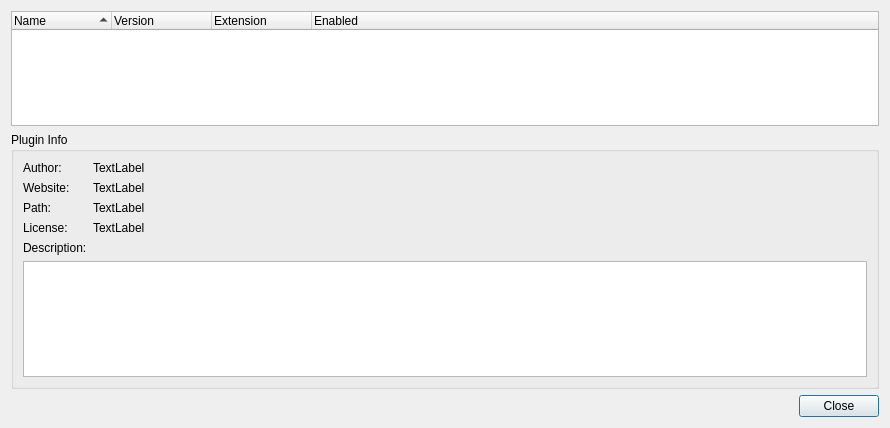
This is Main/ui/PluginsDialog.ui in Antidote/SakuraSuite as Qt 5 draws it before an edit. The edited form follows.
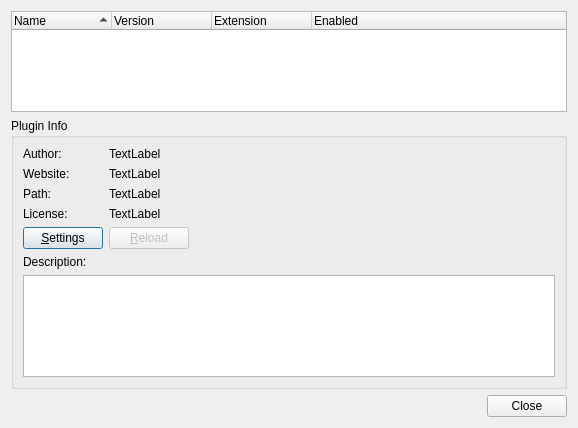
This is the edited form.

Commit message: * More work on feature parity, nearly ready for preview release * Need to complete plugin reloading

The edit to the form file:
```diff
--- a/Main/ui/PluginsDialog.ui
+++ b/Main/ui/PluginsDialog.ui
@@ -6,7 +6,7 @@
    <rect>
     <x>0</x>
     <y>0</y>
-    <width>890</width>
+    <width>578</width>
     <height>428</height>
    </rect>
   </property>
@@ -59,20 +59,6 @@
       <string>Plugin Info</string>
      </property>
      <layout class="QGridLayout" name="gridLayout_2">
-      <item row="2" column="1">
-       <widget class="QLabel" name="pathValue">
-        <property name="text">
-         <string>TextLabel</string>
-        </property>
-       </widget>
-      </item>
-      <item row="0" column="1">
-       <widget class="QLabel" name="authorValue">
-        <property name="text">
-         <string>TextLabel</string>
-        </property>
-       </widget>
-      </item>
       <item row="2" column="0">
        <widget class="QLabel" name="pathLbl">
         <property name="sizePolicy">
@@ -86,43 +72,23 @@
         </property>
        </widget>
       </item>
-      <item row="1" column="1">
-       <widget class="QLabel" name="websiteValue">
-        <property name="text">
-         <string>TextLabel</string>
+      <item row="4" column="2">
+       <spacer name="horizontalSpacer_2">
+        <property name="orientation">
+         <enum>Qt::Horizontal</enum>
         </property>
-       </widget>
-      </item>
-      <item row="0" column="0">
-       <widget class="QLabel" name="authorLbl">
-        <property name="sizePolicy">
-         <sizepolicy hsizetype="Fixed" vsizetype="MinimumExpanding">
-          <horstretch>0</horstretch>
-          <verstretch>0</verstretch>
-         </sizepolicy>
+        <property name="sizeHint" stdset="0">
+         <size>
+          <width>40</width>
+          <height>20</height>
+         </size>
         </property>
-        <property name="text">
-         <string>Author:</string>
-        </property>
-       </widget>
+       </spacer>
       </item>
-      <item row="1" column="0">
-       <widget class="QLabel" name="websiteLbl">
-        <property name="sizePolicy">
-         <sizepolicy hsizetype="Fixed" vsizetype="Preferred">
-          <horstretch>0</horstretch>
-          <verstretch>0</verstretch>
-         </sizepolicy>
-        </property>
+      <item row="6" column="0">
+       <widget class="QLabel" name="descriptionLbl">
         <property name="text">
-         <string>Website:</string>
-        </property>
-       </widget>
-      </item>
-      <item row="3" column="1">
-       <widget class="QLabel" name="licenseValue">
-        <property name="text">
-         <string>TextLabel</string>
+         <string>Description:</string>
         </property>
        </widget>
       </item>
@@ -133,24 +99,88 @@
         </property>
        </widget>
       </item>
-      <item row="4" column="0">
-       <widget class="QLabel" name="descriptionLbl">
-        <property name="text">
-         <string>Description:</string>
-        </property>
-       </widget>
-      </item>
-      <item row="5" column="0" colspan="2">
+      <item row="8" column="0" colspan="4">
        <widget class="QTextEdit" name="descriptionTextEdit">
         <property name="readOnly">
          <bool>true</bool>
         </property>
        </widget>
       </item>
+      <item row="1" column="0">
+       <widget class="QLabel" name="websiteLbl">
+        <property name="sizePolicy">
+         <sizepolicy hsizetype="Fixed" vsizetype="Preferred">
+          <horstretch>0</horstretch>
+          <verstretch>0</verstretch>
+         </sizepolicy>
+        </property>
+        <property name="text">
+         <string>Website:</string>
+        </property>
+       </widget>
+      </item>
+      <item row="4" column="0">
+       <widget class="QPushButton" name="settingsPushButton">
+        <property name="text">
+         <string>&amp;Settings</string>
+        </property>
+       </widget>
+      </item>
+      <item row="0" column="0">
+       <widget class="QLabel" name="authorLbl">
+        <property name="sizePolicy">
+         <sizepolicy hsizetype="Fixed" vsizetype="MinimumExpanding">
+          <horstretch>0</horstretch>
+          <verstretch>0</verstretch>
+         </sizepolicy>
+        </property>
+        <property name="text">
+         <string>Author:</string>
+        </property>
+       </widget>
+      </item>
+      <item row="4" column="1">
+       <widget class="QPushButton" name="reloadPushButton">
+        <property name="enabled">
+         <bool>false</bool>
+        </property>
+        <property name="text">
+         <string>&amp;Reload</string>
+        </property>
+       </widget>
+      </item>
+      <item row="2" column="1" colspan="3">
+       <widget class="QLabel" name="pathValue">
+        <property name="text">
+         <string>TextLabel</string>
+        </property>
+       </widget>
+      </item>
+      <item row="1" column="1" colspan="3">
+       <widget class="QLabel" name="websiteValue">
+        <property name="text">
+         <string>TextLabel</string>
+        </property>
+       </widget>
+      </item>
+      <item row="0" column="1" colspan="3">
+       <widget class="QLabel" name="authorValue">
+        <property name="text">
+         <string>TextLabel</string>
+        </property>
+       </widget>
+      </item>
+      <item row="3" column="1" colspan="2">
+       <widget class="QLabel" name="licenseValue">
+        <property name="text">
+         <string>TextLabel</string>
+        </property>
+       </widget>
+      </item>
      </layout>
     </widget>
    </item>
-   <item row="2" column="0">
+   <item row="3" column="0">
     <spacer name="horizontalSpacer">
      <property name="orientation">
       <enum>Qt::Horizontal</enum>
@@ -163,7 +193,7 @@
      </property>
     </spacer>
    </item>
-   <item row="2" column="1">
+   <item row="3" column="1">
     <widget class="QPushButton" name="closeBtn">
      <property name="text">
       <string>Close</string>
```
Left out of the diff: 34 changed lines with no effect on the pictures. The commit also changes 26 other files.
